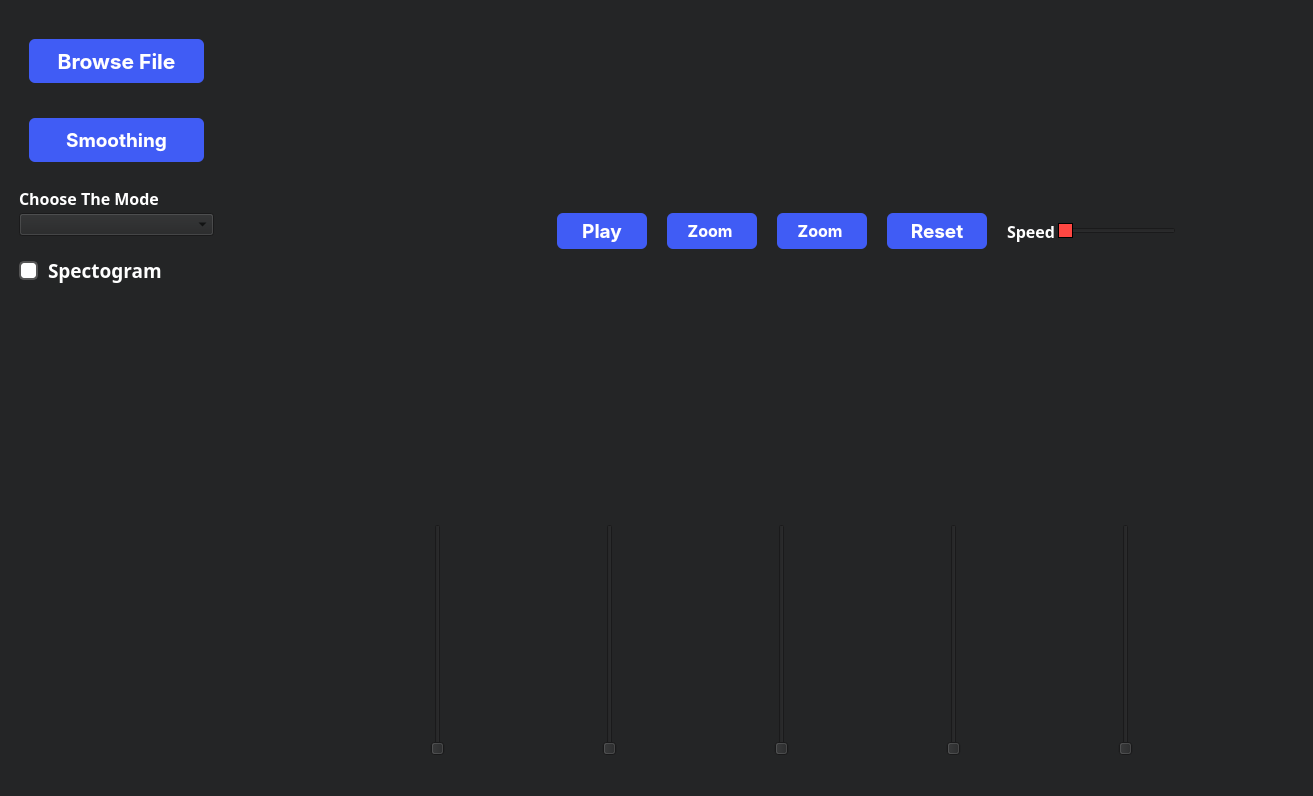
This is MainWindow.ui in joyou159/Signal-Equalizer as Qt 5 draws it before an edit. The edited form follows.
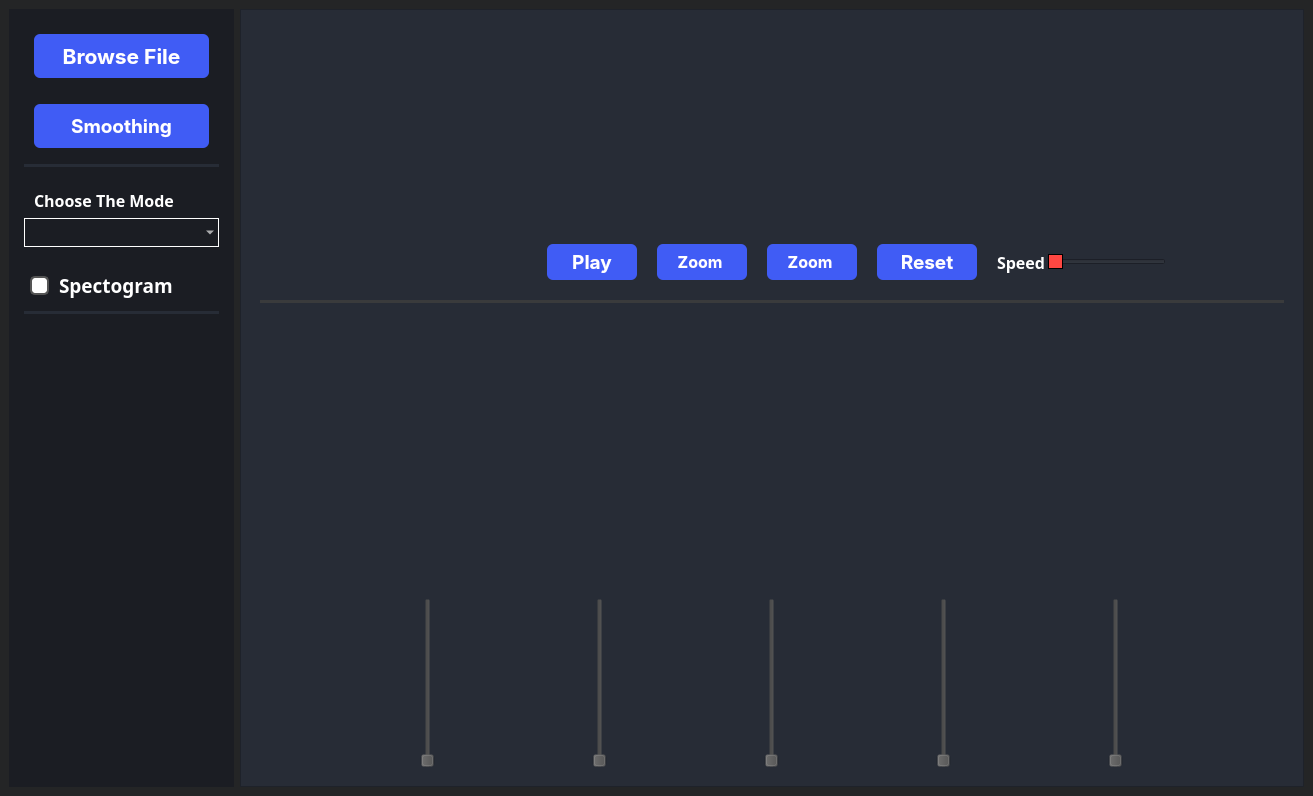
This is the edited form. Icons and pictures are not drawn. Custom widgets are drawn as their Qt base class.

Commit message: ADD browse files and plot

The edit to the form file:
```diff
--- a/MainWindow.ui
+++ b/MainWindow.ui
@@ -17,21 +17,26 @@
    <string notr="true">background-color: #242526;</string>
   </property>
   <widget class="QWidget" name="centralwidget">
-   <layout class="QGridLayout" name="gridLayout">
+   <layout class="QGridLayout" name="gridLayout_2">
     <item row="0" column="0">
+     <layout class="QGridLayout" name="gridLayout" columnstretch="1,6" columnminimumwidth="0,0">
+      <item row="0" column="0">
+       <widget class="QFrame" name="browseFrame">
+        <property name="styleSheet">
+         <string notr="true">
+   /*border: 1px solid #c0c0c0; /* Border color and width */
+    padding: 5px; /* Padding around the list items */
+background-color: #1b1d23;
+border: 1px solid rgba(255, 255, 255, 0);
+</string>
+        </property>
+        <property name="frameShape">
+         <enum>QFrame::StyledPanel</enum>
+        </property>
+        <property name="frameShadow">
+         <enum>QFrame::Raised</enum>
+        </property>
      <layout class="QVBoxLayout" name="verticalLayout_2">
-      <property name="spacing">
-       <number>20</number>
-      </property>
-      <property name="leftMargin">
-       <number>10</number>
-      </property>
-      <property name="topMargin">
-       <number>20</number>
-      </property>
-      <property name="rightMargin">
-       <number>40</number>
-      </property>
       <item>
        <widget class="QPushButton" name="browseFile">
         <property name="font">
@@ -115,7 +120,7 @@
   font-size: 100%;
   height: 44px;
   line-height: 1.15;
- margin: 5px 10px;
+ margin: 10px 10px;
   outline: none;
   overflow: hidden;
   padding: 0 10px;
@@ -150,13 +155,49 @@
         </property>
        </widget>
       </item>
+         <item>
+          <widget class="Line" name="line_9">
+           <property name="styleSheet">
+            <string notr="true">/* Line style */
+
+  /* Set the width of the line */
+  width: 20px;
+
+  /* Set the height of the line */
+  height: 5px;
+
+  /* Set the background color of the line */
+  background-color: rgb(39, 44, 54);
+
+  /* Set the border of the line */
+  border: 10px;
+
+  /* Set the border radius of the line */
+  border-radius:5px;
+
+
+
+
+</string>
+           </property>
+           <property name="orientation">
+            <enum>Qt::Horizontal</enum>
+           </property>
+          </widget>
+         </item>
       <item>
        <layout class="QVBoxLayout" name="verticalLayout" stretch="0,0">
         <property name="spacing">
-         <number>3</number>
+            <number>0</number>
         </property>
         <item>
-         <widget class="QLabel" name="label">
+            <widget class="QLabel" name="modeLabel">
+             <property name="sizePolicy">
+              <sizepolicy hsizetype="Preferred" vsizetype="Maximum">
+               <horstretch>0</horstretch>
+               <verstretch>0</verstretch>
+              </sizepolicy>
+             </property>
           <property name="font">
            <font>
             <family>Overpass SemiBold</family>
@@ -165,7 +206,9 @@
            </font>
           </property>
           <property name="styleSheet">
-           <string notr="true">color:rgb(255, 255, 255)</string>
+              <string notr="true">color:rgb(255, 255, 255);
+background: rgba(74, 74, 74, 0);
+margin-top: 10px;</string>
           </property>
           <property name="text">
            <string>Choose The Mode</string>
@@ -179,7 +222,12 @@
     font-family: &quot;Overpass&quot;;
     font-weight: 600; /* Semibold */
     font-size: 10pt; /* Adjust the font size as needed */
+    color: white; /* Set the text color to white */
+    border: 1px solid white; /* Set the border to 1px solid white */
+background: rgba(74, 74, 74, 0);
+	border-radius: 15px;
 }
+
 </string>
           </property>
          </widget>
@@ -199,6 +247,8 @@
          <string notr="true">QCheckBox {
     spacing: 10px; /* Adjust the spacing between the checkbox and label */
 color:white;
+background: rgba(74, 74, 74, 0);
+margin-top: 12px;
 }
 
 QCheckBox::indicator {
@@ -241,6 +291,36 @@
         </property>
        </widget>
       </item>
+         <item>
+          <widget class="Line" name="line_10">
+           <property name="styleSheet">
+            <string notr="true">/* Line style */
+
+  /* Set the width of the line */
+  width: 20px;
+
+  /* Set the height of the line */
+  height: 5px;
+
+  /* Set the background color of the line */
+  background-color:rgb(39, 44, 54);
+
+  /* Set the border of the line */
+  border: 10px;
+
+  /* Set the border radius of the line */
+  border-radius:5px;
+
+
+
+
+</string>
+           </property>
+           <property name="orientation">
+            <enum>Qt::Horizontal</enum>
+           </property>
+          </widget>
+         </item>
       <item>
        <spacer name="verticalSpacer">
         <property name="orientation">
@@ -255,9 +335,22 @@
        </spacer>
       </item>
      </layout>
+       </widget>
     </item>
     <item row="0" column="1">
-     <layout class="QVBoxLayout" name="verticalLayout_5" stretch="2,1">
+       <widget class="QFrame" name="mainBodyframe">
+        <property name="styleSheet">
+         <string notr="true">background-color: rgb(39, 44, 54);</string>
+        </property>
+        <property name="frameShape">
+         <enum>QFrame::StyledPanel</enum>
+        </property>
+        <property name="frameShadow">
+         <enum>QFrame::Raised</enum>
+        </property>
+        <layout class="QGridLayout" name="gridLayout_3">
+         <item row="0" column="0">
+          <layout class="QVBoxLayout" name="mainbody" stretch="3,1">
       <property name="spacing">
        <number>6</number>
       </property>
@@ -268,7 +361,7 @@
        <number>10</number>
       </property>
       <item>
-       <layout class="QVBoxLayout" name="verticalLayout_4" stretch="2,2">
+            <layout class="QVBoxLayout" name="verticalGraphs" stretch="2,0,2">
         <property name="spacing">
          <number>20</number>
         </property>
@@ -282,14 +375,16 @@
             <item>
              <widget class="PlotWidget" name="graph1" native="true">
               <property name="styleSheet">
-               <string notr="true">border-radius: 6px;</string>
+                    <string notr="true">border-radius: 6px;
+background: rgba(74, 74, 74, 0);</string>
               </property>
              </widget>
             </item>
             <item>
              <widget class="PlotWidget" name="graph2" native="true">
               <property name="styleSheet">
-               <string notr="true">border-radius: 6px;</string>
+                    <string notr="true">border-radius: 6px;
+background: rgba(74, 74, 74, 0);</string>
               </property>
              </widget>
             </item>
@@ -609,19 +704,50 @@
           </item>
          </layout>
         </item>
+             <item>
+              <widget class="Line" name="line_8">
+               <property name="styleSheet">
+                <string notr="true">/* Line style */
+
+  /* Set the width of the line */
+  width: 20px;
+
+  /* Set the height of the line */
+  height: 5px;
+
+  /* Set the background color of the line */
+  background-color: #3a3b3c;
+
+  /* Set the border of the line */
+  border: 10px;
+
+  /* Set the border radius of the line */
+  border-radius:5px;
+
+
+
+</string>
+               </property>
+               <property name="orientation">
+                <enum>Qt::Horizontal</enum>
+               </property>
+              </widget>
+             </item>
         <item>
          <layout class="QHBoxLayout" name="horizontalLayout_2">
           <item>
            <widget class="PlotWidget" name="spectogram1" native="true">
             <property name="styleSheet">
-             <string notr="true">border-radius: 6px;</string>
+                  <string notr="true">border-radius: 6px;
+background: rgba(74, 74, 74, 0);</string>
             </property>
            </widget>
           </item>
           <item>
            <widget class="PlotWidget" name="spectogram2" native="true">
             <property name="styleSheet">
-             <string notr="true">border-radius: 6px;</string>
+                  <string notr="true">border-radius: 6px;
+background: rgba(74, 74, 74, 0);</string>
             </property>
            </widget>
           </item>
@@ -631,7 +757,13 @@
       </item>
       <item>
        <widget class="QWidget" name="slidersWidget" native="true">
+             <property name="styleSheet">
+              <string notr="true">background: rgba(74, 74, 74, 0);</string>
+             </property>
         <layout class="QHBoxLayout" name="horizontalLayout_5">
+              <property name="spacing">
+               <number>6</number>
+              </property>
          <item>
           <widget class="QSlider" name="verticalSlider">
            <property name="orientation">
@@ -674,6 +806,11 @@
     </item>
    </layout>
   </widget>
+      </item>
+     </layout>
+    </item>
+   </layout>
+  </widget>
   <widget class="QMenuBar" name="menubar">
    <property name="geometry">
     <rect>
@@ -684,7 +821,6 @@
     </rect>
    </property>
   </widget>
-  <widget class="QStatusBar" name="statusbar"/>
  </widget>
  <customwidgets>
   <customwidget>
```
Lines whose indentation alone changed are shown as unchanged. The commit also changes 15 other files.
